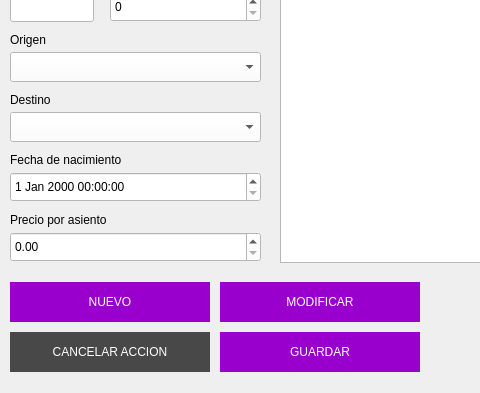
First picture: the form in maestrovuelosview.ui, repository Bguillenn/Fly-Reservations, before the edit; both pictures show x 0 to 480 and y 138 to 531 of the 750 by 531 pixel window.
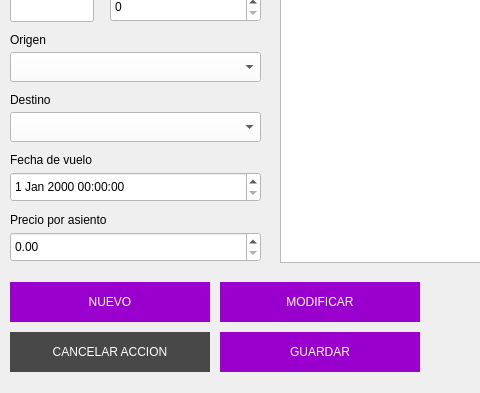
Second picture: the form after the edit.

The edit to the form file:
```diff
--- a/maestrovuelosview.ui
+++ b/maestrovuelosview.ui
@@ -231,7 +231,7 @@
     <string notr="true">font: 10pt &quot;Roboto&quot;</string>
    </property>
    <property name="text">
-    <string>Fecha de nacimiento</string>
+    <string>Fecha de vuelo</string>
    </property>
   </widget>
   <widget class="QLabel" name="label_2">
```
